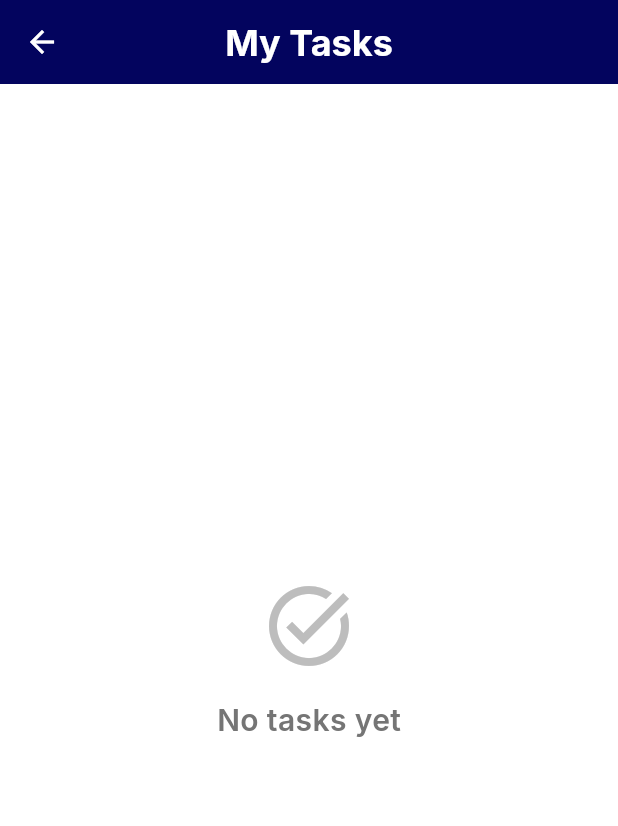
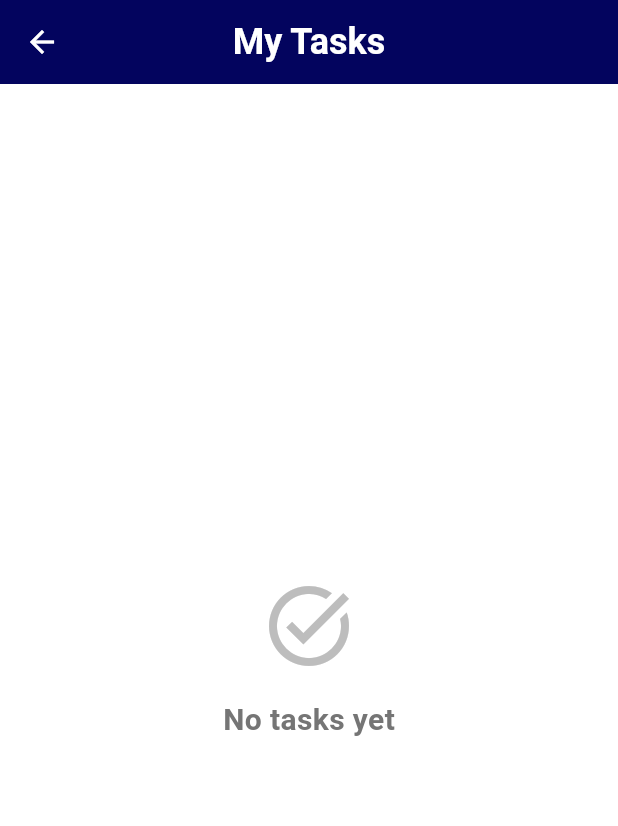
Before and after one commit to AhmedNasser24/biometrics_demo, a Flutter app: the HomePageView screen opened directly, on a phone screen of 412 x 824 dp. Shown: the top 826 px of the screen. Run offline on Flutter 3.47's test engine with Material 3 defaults, Android fonts, the phone set to English and light mode, and no system bars; our stand-ins replace equatable, flutter_bloc, get_it, local_auth, shared_preferences; accounts and stored records are empty.

Commit message:
fix exception in running app

```diff
--- a/lib/core/text_styles.dart
+++ b/lib/core/text_styles.dart
@@ -1,51 +1,50 @@
 import 'package:flutter/material.dart';
-import 'package:google_fonts/google_fonts.dart';
 import 'theme.dart';
 
 class AppTextStyles {
-  static TextStyle get bold32PrimaryDark => GoogleFonts.inter(
+  static const TextStyle bold32PrimaryDark = TextStyle(
     fontSize: 32,
     fontWeight: FontWeight.bold,
     color: AppTheme.primaryDark,
   );
 
-  static TextStyle get bold24PrimaryDark => GoogleFonts.inter(
+  static const TextStyle bold24PrimaryDark = TextStyle(
     fontSize: 24,
     fontWeight: FontWeight.bold,
     color: AppTheme.primaryDark,
   );
 
-  static TextStyle get semiBold20PrimaryDark => GoogleFonts.inter(
+  static const TextStyle semiBold20PrimaryDark = TextStyle(
     fontSize: 20,
     fontWeight: FontWeight.w600,
     color: AppTheme.primaryDark,
   );
 
-  static TextStyle get medium18PrimaryDark => GoogleFonts.inter(
+  static const TextStyle medium18PrimaryDark = TextStyle(
     fontSize: 18,
     fontWeight: FontWeight.w500,
     color: AppTheme.primaryDark,
   );
 
-  static TextStyle get regular16black87 => GoogleFonts.inter(
+  static const TextStyle regular16black87 = TextStyle(
     fontSize: 16,
     fontWeight: FontWeight.normal,
     color: Colors.black87,
   );
 
-  static TextStyle get regular14black87 => GoogleFonts.inter(
+  static const TextStyle regular14black87 = TextStyle(
     fontSize: 14,
     fontWeight: FontWeight.normal,
     color: Colors.black87,
   );
 
-  static TextStyle get semiBold16White => GoogleFonts.inter(
+  static const TextStyle semiBold16White = TextStyle(
     fontSize: 16,
     fontWeight: FontWeight.w600,
     color: Colors.white,
   );
 
-  static TextStyle get regular14Red => GoogleFonts.inter(
+  static const TextStyle regular14Red = TextStyle(
     fontSize: 14,
     fontWeight: FontWeight.normal,
     color: Colors.red,
--- a/lib/core/theme.dart
+++ b/lib/core/theme.dart
@@ -1,5 +1,4 @@
 import 'package:flutter/material.dart';
-import 'package:google_fonts/google_fonts.dart';
 
 class AppTheme {
   static const Color primaryDark = Color(0xFF03045E);
@@ -19,7 +18,6 @@ class AppTheme {
         background: Colors.white,
       ),
       scaffoldBackgroundColor: Colors.white,
-      textTheme: GoogleFonts.interTextTheme(),
       appBarTheme: const AppBarTheme(
         backgroundColor: primaryDark,
         foregroundColor: Colors.white,
--- a/pubspec.yaml
+++ b/pubspec.yaml
@@ -36,7 +36,6 @@ dependencies:
   shared_preferences: ^2.3.2
   flutter_bloc: ^8.1.6
   equatable: ^2.0.5
-  google_fonts: ^6.2.1
   uuid: ^4.2.2
   get_it: ^7.6.7
 
```
Also changed, not shown: pubspec.lock, 1 other file.
